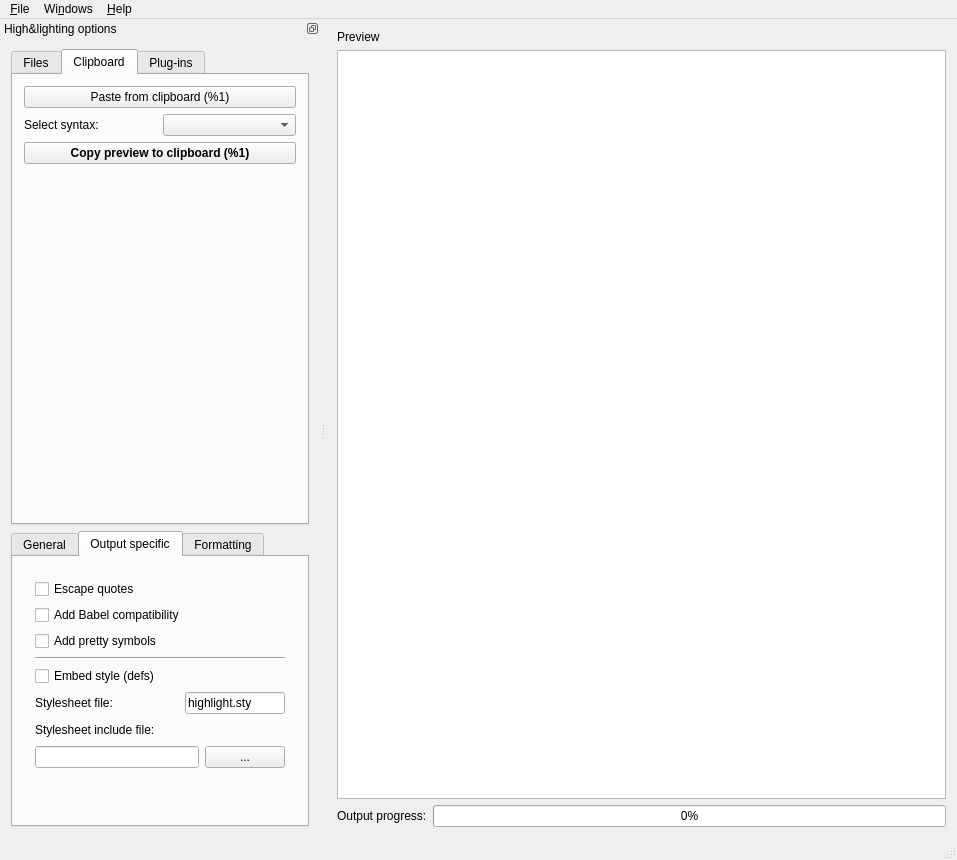
The window that highlight/src/gui-qt/mainwindow.ui (svn2github/highlight) describes before a commit, drawn with Qt 5.
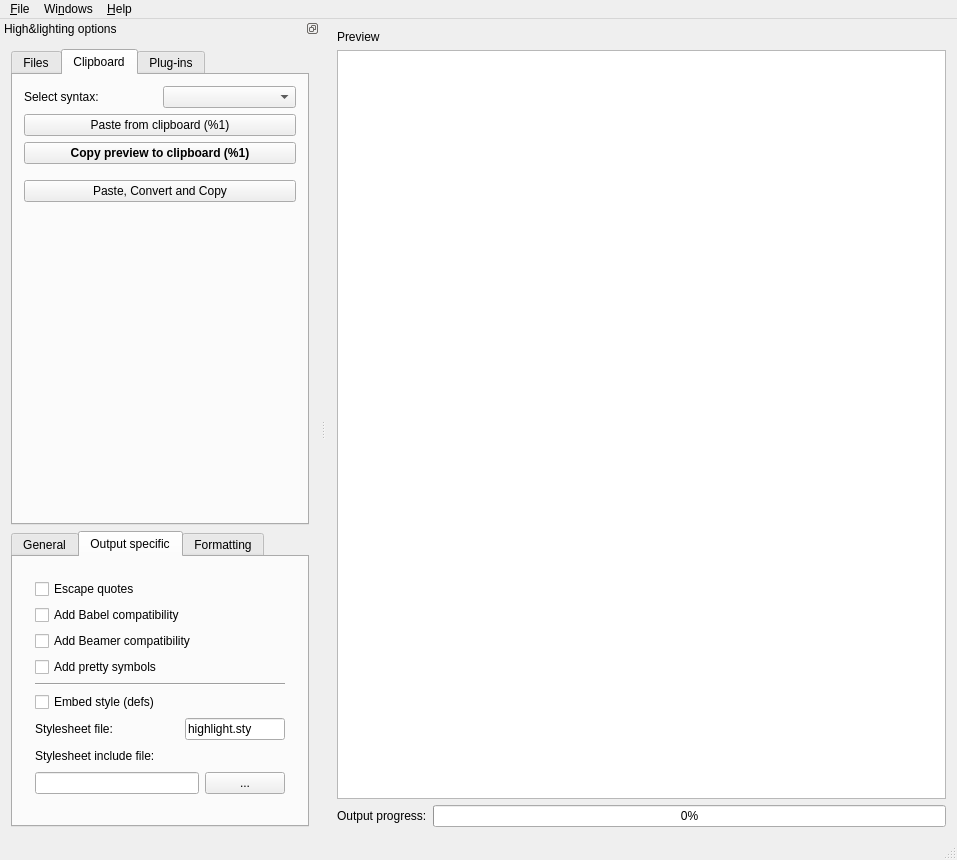
The same window after the commit. The open tabs and pages were chosen to show the change. Icons and pictures are not drawn.

Patch:
```diff
--- a/highlight/src/gui-qt/mainwindow.ui
+++ b/highlight/src/gui-qt/mainwindow.ui
@@ -362,20 +362,6 @@
          <string>Clipboard</string>
         </attribute>
         <layout class="QVBoxLayout" name="verticalLayout_15">
-         <item>
-          <widget class="QPushButton" name="pbPasteFromCB">
-           <property name="toolTip">
-            <string>Paste clipboard content into the preview window.</string>
-           </property>
-           <property name="text">
-            <string>Paste from clipboard (%1)</string>
-           </property>
-           <property name="icon">
-            <iconset resource="highlight-gui.qrc">
-             <normaloff>:/file.png</normaloff>:/file.png</iconset>
-           </property>
-          </widget>
-         </item>
          <item>
           <layout class="QHBoxLayout" name="horizontalLayout_23">
            <item>
@@ -394,6 +380,20 @@
            </item>
           </layout>
          </item>
+         <item>
+          <widget class="QPushButton" name="pbPasteFromCB">
+           <property name="toolTip">
+            <string>Paste clipboard content into the preview window.</string>
+           </property>
+           <property name="text">
+            <string>Paste from clipboard (%1)</string>
+           </property>
+           <property name="icon">
+            <iconset resource="highlight-gui.qrc">
+             <normaloff>:/file.png</normaloff>:/file.png</iconset>
+           </property>
+          </widget>
+         </item>
          <item>
           <widget class="QPushButton" name="pbCopyToCP">
            <property name="font">
@@ -410,6 +410,35 @@
            </property>
           </widget>
          </item>
+         <item>
+          <spacer name="verticalSpacer_7">
+           <property name="orientation">
+            <enum>Qt::Vertical</enum>
+           </property>
+           <property name="sizeType">
+            <enum>QSizePolicy::Minimum</enum>
+           </property>
+           <property name="sizeHint" stdset="0">
+            <size>
+             <width>20</width>
+             <height>10</height>
+            </size>
+           </property>
+          </spacer>
+         </item>
+         <item>
+          <widget class="QPushButton" name="pbCopyAndPaste">
+           <property name="toolTip">
+            <string>Paste code from clipboard and copy the output back in one step</string>
+           </property>
+           <property name="statusTip">
+            <string/>
+           </property>
+           <property name="text">
+            <string>Paste, Convert and Copy</string>
+           </property>
+          </widget>
+         </item>
          <item>
           <spacer name="verticalSpacer_12">
            <property name="orientation">
@@ -1253,6 +1282,16 @@
                </property>
               </widget>
              </item>
+             <item>
+              <widget class="QCheckBox" name="cbLATEXBeamer">
+               <property name="toolTip">
+                <string>Adapt output for the Beamer package</string>
+               </property>
+               <property name="text">
+                <string>Add Beamer compatibility</string>
+               </property>
+              </widget>
+             </item>
              <item>
               <widget class="QCheckBox" name="cbLATEXPrettySymbols">
                <property name="toolTip">
```
Left out of the diff: 36 changed lines with no effect on the pictures.
